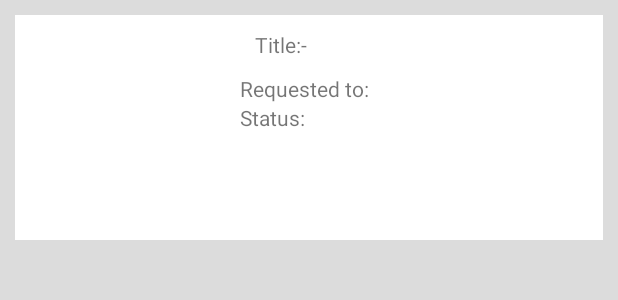
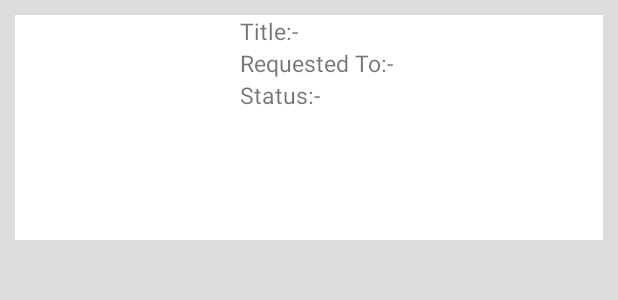
Before and after one commit to averma74/AndroidProject_PaceArcadian, an Android app: the layout trade_requested_item.xml on its own in the app's theme, with its tools: preview values and no code run, on a phone screen of 412 x 824 dp. Shown: the top 300 px of the screen. Run offline under Robolectric (Android 15) with nearby library versions, the phone set to English and light mode, and no system bars.

Commit message:
Trade requested changes V2 along with trade request changes

```diff
--- a/PaceArcadian/app/src/main/java/com/example/pacearcadian/TradeInventory.java
+++ b/PaceArcadian/app/src/main/java/com/example/pacearcadian/TradeInventory.java
@@ -46,7 +46,7 @@ public class TradeInventory extends Activity {
                     for(DataSnapshot dataSnapshot1: dataSnapshot.getChildren() ){
                         for(DataSnapshot snap:dataSnapshot1.getChildren()){
                             TradeItems inventoryItems = snap.getValue(TradeItems.class);
-                            if(inventoryItems.getmUserId()!=mFirebaseUser.getUid()){
+                            if(inventoryItems.getUserId()!=mFirebaseUser.getUid()){
                                 mItem.add(inventoryItems);
                             }
                         }
--- a/PaceArcadian/app/src/main/java/com/example/pacearcadian/TradeRequestedRecyclerViewAdapter.java
+++ b/PaceArcadian/app/src/main/java/com/example/pacearcadian/TradeRequestedRecyclerViewAdapter.java
@@ -32,6 +32,7 @@ public class TradeRequestedRecyclerViewAdapter extends RecyclerView.Adapter<Recy
     @Override
     public void onBindViewHolder(@NonNull RecyclerView.ViewHolder viewHolder, int i) {
         TradeRequest requestedItems = mItemsList.get(i);
+        Log.e("id",requestedItems.getRequestingUserId()+"");
         RecyclerViewHolder recyclerViewHolder = (RecyclerViewHolder) viewHolder;
         recyclerViewHolder.mTitle.setText(requestedItems.getRequestingItemTitle());
         recyclerViewHolder.mStatus.setText(requestedItems.getStatus());
--- a/PaceArcadian/app/src/main/res/layout/trade_requested_item.xml
+++ b/PaceArcadian/app/src/main/res/layout/trade_requested_item.xml
@@ -17,56 +17,72 @@
             android:layout_alignParentTop="true"
             android:src="@drawable/ic_add_a_photo_black_24dp"
             android:padding="20dp"/>
+        <LinearLayout
+            android:id="@+id/title_item"
+            android:layout_width="wrap_content"
+            android:layout_height="wrap_content"
+            android:layout_toEndOf="@id/item_image">
+
             <TextView
                 android:layout_width="wrap_content"
                 android:layout_height="wrap_content"
                 android:id="@+id/TitleString"
-            android:text="Title:-"
-            android:layout_margin="10dp"
+                android:text="@string/RequestedTitle"
                 android:layout_toEndOf="@id/item_image"
-
-            />
+                android:textSize="15sp" />
             <TextView
                 android:id="@+id/title"
                 android:layout_width="wrap_content"
                 android:layout_height="wrap_content"
                 android:layout_toEndOf="@id/TitleString"
+                android:textSize="15sp"/>
 
-            android:textSize="30sp"/>
+        </LinearLayout>
+
+        <LinearLayout
+            android:id="@+id/user_id_request"
+            android:layout_width="wrap_content"
+            android:layout_height="wrap_content"
+            android:layout_below="@id/title_item"
+            android:layout_toEndOf="@id/item_image">
+
             <TextView
                 android:layout_width="wrap_content"
                 android:layout_height="wrap_content"
                 android:id="@+id/RequestedToString"
-            android:layout_below="@id/TitleString"
-            android:layout_toRightOf="@id/item_image"
+                android:textSize="15sp"
+                android:text="@string/RequestedTo" />
 
-            android:text="Requested to:"
-            />
             <TextView
                 android:id="@+id/username"
                 android:layout_width="wrap_content"
                 android:layout_height="wrap_content"
-            android:layout_toEndOf="@id/RequestedToString"
-            android:layout_below="@id/title"
+                android:textSize="15sp"/>
+        </LinearLayout>
 
-            android:textSize="15sp"/>
+        <LinearLayout
+            android:layout_width="wrap_content"
+            android:layout_height="wrap_content"
+            android:layout_below="@id/user_id_request"
+            android:layout_toEndOf="@id/item_image">
+
             <TextView
                 android:layout_width="wrap_content"
                 android:layout_height="wrap_content"
                 android:id="@+id/StatusString"
-            android:text="Status:"
-            android:layout_below="@id/RequestedToString"
-            android:layout_toEndOf="@id/item_image"
+                android:text="@string/RequestedStatus"
+                android:textSize="15sp" />
 
-            />
             <TextView
                 android:id="@+id/status"
                 android:layout_width="wrap_content"
                 android:layout_height="wrap_content"
-            android:layout_toEndOf="@id/StatusString"
-            android:layout_below="@id/username"
+                android:textSize="15sp"/>
 
-            android:textSize="15sp"/>
+        </LinearLayout>
+
+
+
     </RelativeLayout>
 
 </RelativeLayout>
--- a/PaceArcadian/app/src/main/res/values/strings.xml
+++ b/PaceArcadian/app/src/main/res/values/strings.xml
@@ -90,4 +90,7 @@
         <item>TICKETS</item>
         <item>OTHER</item>
     </string-array>
+    <string name="RequestedTitle">Title:-</string>
+    <string name="RequestedTo">Requested To:-</string>
+    <string name="RequestedStatus">Status:-</string>
 </resources>
```
Also changed, not shown: PaceArcadian/app/src/main/java/com/example/pacearcadian/TradeFeedRecyclerViewAdapter.java (+10 -2 lines), PaceArcadian/app/src/main/java/com/example/pacearcadian/TradeFunctionalityActivity.java (+12 -2 lines), PaceArcadian/app/src/main/java/com/example/pacearcadian/TradeItems.java (+37 -2 lines). Lines whose indentation alone changed are shown as unchanged.
